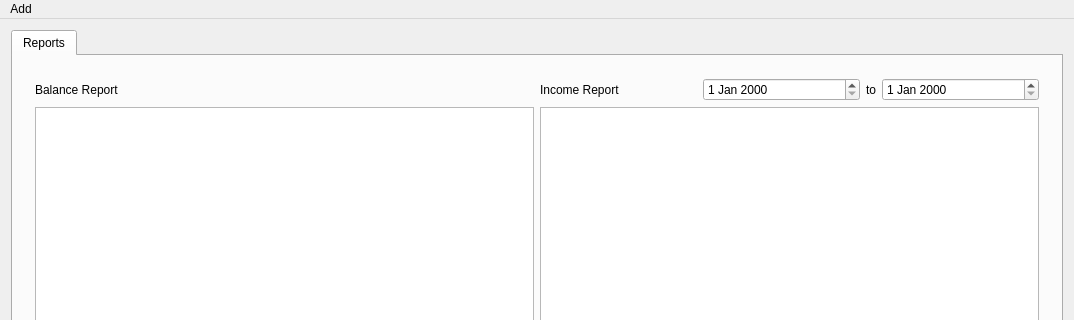
IVIyg0t/FinancialTool, file FinToolV2-0/fintool.ui: the form before one commit; both pictures show x 0 to 1074 and y 0 to 320 of the 1074 by 673 pixel window.
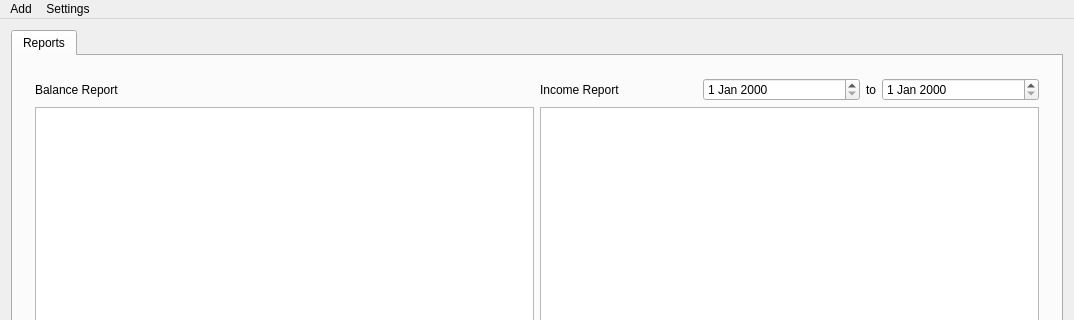
The form after the commit.

What changed in the file:
```diff
--- a/FinToolV2-0/fintool.ui
+++ b/FinToolV2-0/fintool.ui
@@ -231,7 +231,7 @@
      <x>0</x>
      <y>0</y>
      <width>1074</width>
-     <height>20</height>
+     <height>21</height>
     </rect>
    </property>
    <widget class="QMenu" name="menuAdd">
@@ -241,7 +241,14 @@
     <addaction name="actionNew_transaction"/>
     <addaction name="actionNew_bank_account"/>
    </widget>
+   <widget class="QMenu" name="menuSettings">
+    <property name="title">
+     <string>Settings</string>
+    </property>
+    <addaction name="actionAccount_Deletion"/>
+   </widget>
    <addaction name="menuAdd"/>
+   <addaction name="menuSettings"/>
   </widget>
   <widget class="QStatusBar" name="statusBar"/>
   <action name="actionNew_transaction">
```
Left out of the diff: 5 changed lines with no effect on the pictures.
